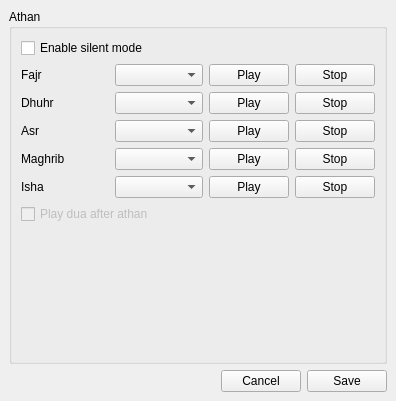
First picture: the form in alquds/gui/athaneditor.ui, repository ghannami/alQuds, before the edit.
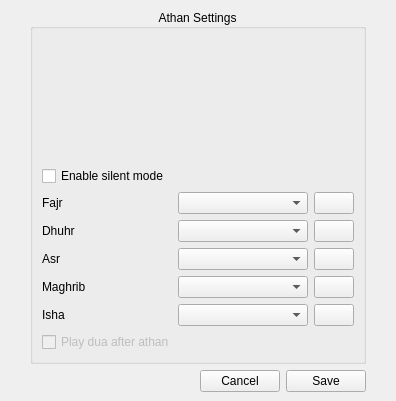
Second picture: the form after the edit. Icons and pictures are not drawn.

Diff of the .ui file:
```diff
--- a/alquds/gui/athaneditor.ui
+++ b/alquds/gui/athaneditor.ui
@@ -15,23 +15,39 @@
   </property>
   <layout class="QVBoxLayout" name="verticalLayout">
    <property name="leftMargin">
-    <number>9</number>
+    <number>30</number>
    </property>
    <property name="topMargin">
     <number>9</number>
    </property>
    <property name="rightMargin">
-    <number>9</number>
+    <number>30</number>
    </property>
    <property name="bottomMargin">
     <number>9</number>
    </property>
    <item>
-    <widget class="QGroupBox" name="groupBox">
+    <widget class="QGroupBox" name="athanSettingsBox">
      <property name="title">
-      <string>Athan</string>
+      <string>Athan Settings</string>
+     </property>
+     <property name="alignment">
+      <set>Qt::AlignCenter</set>
      </property>
      <layout class="QVBoxLayout" name="verticalLayout_2">
+      <item>
+       <spacer name="verticalSpacer">
+        <property name="orientation">
+         <enum>Qt::Vertical</enum>
+        </property>
+        <property name="sizeHint" stdset="0">
+         <size>
+          <width>20</width>
+          <height>40</height>
+         </size>
+        </property>
+       </spacer>
+      </item>
       <item>
        <widget class="QCheckBox" name="enableSilent">
         <property name="text">
@@ -44,6 +60,124 @@
         <property name="sizeConstraint">
          <enum>QLayout::SetDefaultConstraint</enum>
         </property>
+        <item row="3" column="2">
+         <widget class="QPushButton" name="playMaghrib">
+          <property name="maximumSize">
+           <size>
+            <width>40</width>
+            <height>16777215</height>
+           </size>
+          </property>
+          <property name="text">
+           <string/>
+          </property>
+          <property name="icon">
+           <iconset resource="../src/icons.qrc">
+            <normaloff>:/icons/32/button-play.png</normaloff>
+            <normalon>:/icons/32/button-stop.png</normalon>:/icons/32/button-play.png</iconset>
+          </property>
+          <property name="iconSize">
+           <size>
+            <width>24</width>
+            <height>24</height>
+           </size>
+          </property>
+          <property name="checkable">
+           <bool>true</bool>
+          </property>
+         </widget>
+        </item>
+        <item row="4" column="2">
+         <widget class="QPushButton" name="playIsha">
+          <property name="maximumSize">
+           <size>
+            <width>40</width>
+            <height>16777215</height>
+           </size>
+          </property>
+          <property name="text">
+           <string/>
+          </property>
+          <property name="icon">
+           <iconset resource="../src/icons.qrc">
+            <normaloff>:/icons/32/button-play.png</normaloff>
+            <normalon>:/icons/32/button-stop.png</normalon>:/icons/32/button-play.png</iconset>
+          </property>
+          <property name="iconSize">
+           <size>
+            <width>24</width>
+            <height>24</height>
+           </size>
+          </property>
+          <property name="checkable">
+           <bool>true</bool>
+          </property>
+         </widget>
+        </item>
+        <item row="2" column="2">
+         <widget class="QPushButton" name="playAsr">
+          <property name="maximumSize">
+           <size>
+            <width>40</width>
+            <height>16777215</height>
+           </size>
+          </property>
+          <property name="text">
+           <string/>
+          </property>
+          <property name="icon">
+           <iconset resource="../src/icons.qrc">
+            <normaloff>:/icons/32/button-play.png</normaloff>
+            <normalon>:/icons/32/button-stop.png</normalon>:/icons/32/button-play.png</iconset>
+          </property>
+          <property name="iconSize">
+           <size>
+            <width>24</width>
+            <height>24</height>
+           </size>
+          </property>
+          <property name="checkable">
+           <bool>true</bool>
+          </property>
+         </widget>
+        </item>
+        <item row="1" column="2">
+         <widget class="QPushButton" name="playDhur">
+          <property name="maximumSize">
+           <size>
+            <width>40</width>
+            <height>16777215</height>
+           </size>
+          </property>
+          <property name="text">
+           <string/>
+          </property>
+          <property name="icon">
+           <iconset resource="../src/icons.qrc">
+            <normaloff>:/icons/32/button-play.png</normaloff>
+            <normalon>:/icons/32/button-stop.png</normalon>:/icons/32/button-play.png</iconset>
+          </property>
+          <property name="iconSize">
+           <size>
+            <width>24</width>
+            <height>24</height>
+           </size>
+          </property>
+          <property name="checkable">
+           <bool>true</bool>
+          </property>
+         </widget>
+        </item>
+        <item row="4" column="1">
+         <widget class="QComboBox" name="ishaBox"/>
+        </item>
+        <item row="4" column="0">
+         <widget class="QLabel" name="label_4">
+          <property name="text">
+           <string>Isha</string>
+          </property>
+         </widget>
+        </item>
         <item row="0" column="0">
          <widget class="QLabel" name="label">
           <property name="text">
@@ -51,9 +185,22 @@
           </property>
          </widget>
         </item>
+        <item row="3" column="1">
+         <widget class="QComboBox" name="maghribBox"/>
+        </item>
+        <item row="3" column="0">
+         <widget class="QLabel" name="label_5">
+          <property name="text">
+           <string>Maghrib</string>
+          </property>
+         </widget>
+        </item>
         <item row="0" column="1">
          <widget class="QComboBox" name="fajrBox"/>
         </item>
+        <item row="2" column="1">
+         <widget class="QComboBox" name="asrBox"/>
+        </item>
         <item row="2" column="0">
          <widget class="QLabel" name="label_3">
           <property name="text">
@@ -61,8 +208,8 @@
           </property>
          </widget>
         </item>
-        <item row="2" column="1">
-         <widget class="QComboBox" name="asrBox"/>
+        <item row="1" column="1">
+         <widget class="QComboBox" name="dhurBox"/>
         </item>
         <item row="1" column="0">
          <widget class="QLabel" name="label_2">
@@ -71,118 +218,41 @@
           </property>
          </widget>
         </item>
-        <item row="1" column="1">
-         <widget class="QComboBox" name="dhurBox"/>
-        </item>
-        <item row="3" column="0">
-         <widget class="QLabel" name="label_5">
-          <property name="text">
-           <string>Maghrib</string>
-          </property>
-         </widget>
-        </item>
-        <item row="4" column="1">
-         <widget class="QComboBox" name="ishaBox"/>
-        </item>
-        <item row="4" column="0">
-         <widget class="QLabel" name="label_4">
-          <property name="text">
-           <string>Isha</string>
-          </property>
-         </widget>
-        </item>
-        <item row="3" column="1">
-         <widget class="QComboBox" name="maghribBox"/>
-        </item>
         <item row="0" column="2">
-         <layout class="QHBoxLayout" name="horizontalLayout">
-          <item>
-           <widget class="QPushButton" name="playFajr">
-            <property name="text">
-             <string>Play</string>
-            </property>
-           </widget>
-          </item>
-          <item>
-           <widget class="QPushButton" name="stopFajr">
-            <property name="text">
-             <string>Stop</string>
-            </property>
-           </widget>
-          </item>
-         </layout>
-        </item>
-        <item row="1" column="2">
-         <layout class="QHBoxLayout" name="horizontalLayout_4">
-          <item>
-           <widget class="QPushButton" name="playDhur">
-            <property name="text">
-             <string>Play</string>
-            </property>
-           </widget>
-          </item>
-          <item>
-           <widget class="QPushButton" name="stopDhur">
-            <property name="text">
-             <string>Stop</string>
-            </property>
-           </widget>
-          </item>
-         </layout>
-        </item>
-        <item row="2" column="2">
-         <layout class="QHBoxLayout" name="horizontalLayout_3">
-          <item>
-           <widget class="QPushButton" name="playAsr">
-            <property name="text">
-             <string>Play</string>
-            </property>
-           </widget>
-          </item>
-          <item>
-           <widget class="QPushButton" name="stopAsr">
-            <property name="text">
-             <string>Stop</string>
-            </property>
-           </widget>
-          </item>
-         </layout>
-        </item>
-        <item row="3" column="2">
-         <layout class="QHBoxLayout" name="horizontalLayout_5">
-          <item>
-           <widget class="QPushButton" name="playMaghrib">
-            <property name="text">
-             <string>Play</string>
-            </property>
-           </widget>
-          </item>
-          <item>
-           <widget class="QPushButton" name="stopMaghrib">
-            <property name="text">
-             <string>Stop</string>
-            </property>
-           </widget>
-          </item>
-         </layout>
-        </item>
-        <item row="4" column="2">
-         <layout class="QHBoxLayout" name="horizontalLayout_2">
-          <item>
-           <widget class="QPushButton" name="playIsha">
-            <property name="text">
-             <string>Play</string>
-            </property>
-           </widget>
-          </item>
-          <item>
-           <widget class="QPushButton" name="stopIsha">
-            <property name="text">
-             <string>Stop</string>
-            </property>
-           </widget>
-          </item>
-         </layout>
+         <widget class="QPushButton" name="playFajr">
+          <property name="maximumSize">
+           <size>
+            <width>40</width>
+            <height>16777215</height>
+           </size>
+          </property>
+          <property name="text">
+           <string/>
+          </property>
+          <property name="icon">
+           <iconset resource="../src/icons.qrc">
+            <normaloff>:/icons/32/button-play.png</normaloff>
+            <normalon>:/icons/32/button-stop.png</normalon>:/icons/32/button-play.png</iconset>
+          </property>
+          <property name="iconSize">
+           <size>
+            <width>24</width>
+            <height>24</height>
+           </size>
+          </property>
+          <property name="checkable">
+           <bool>true</bool>
+          </property>
+          <property name="autoRepeat">
+           <bool>false</bool>
+          </property>
+          <property name="autoExclusive">
+           <bool>false</bool>
+          </property>
+          <property name="autoDefault">
+           <bool>false</bool>
+          </property>
+         </widget>
         </item>
        </layout>
       </item>
@@ -196,19 +266,6 @@
         </property>
        </widget>
       </item>
-      <item>
-       <spacer name="verticalSpacer">
-        <property name="orientation">
-         <enum>Qt::Vertical</enum>
-        </property>
-        <property name="sizeHint" stdset="0">
-         <size>
-          <width>20</width>
-          <height>40</height>
-         </size>
-        </property>
-       </spacer>
-      </item>
      </layout>
     </widget>
    </item>
```
Left out of the diff: 4 changed lines with no effect on the pictures.
